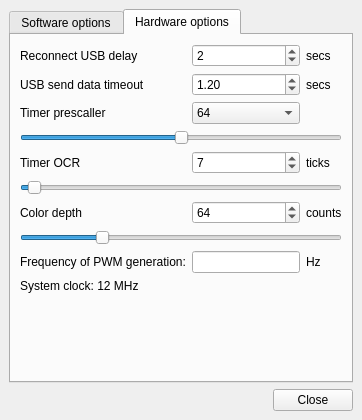
First picture: the form in Software/src/mainwindow.ui, repository Atarity/Lightpack, before the edit.
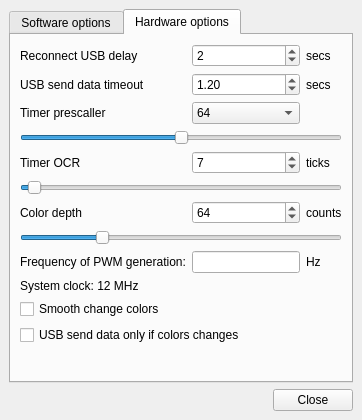
Second picture: the form after the edit. The open tabs and pages were chosen to show the change. Icons and pictures are not drawn.

Commit message: MainWindow, GrabDesktopWindowLeds: added option (check box) to switch on/off "sending colors only if changes"

Patch:
```diff
--- a/Software/src/mainwindow.ui
+++ b/Software/src/mainwindow.ui
@@ -498,13 +498,6 @@
             </property>
            </widget>
           </item>
-          <item row="11" column="0" colspan="3">
-           <widget class="QLabel" name="label">
-            <property name="text">
-             <string>System clock: 12 MHz</string>
-            </property>
-           </widget>
-          </item>
           <item row="10" column="0">
            <widget class="QLabel" name="label_2">
             <property name="text">
@@ -571,6 +564,27 @@
             </property>
            </widget>
           </item>
+          <item row="12" column="0">
+           <widget class="QCheckBox" name="checkBox_SmoothChangeColors">
+            <property name="text">
+             <string>Smooth change colors</string>
+            </property>
+           </widget>
+          </item>
+          <item row="11" column="0">
+           <widget class="QLabel" name="label">
+            <property name="text">
+             <string>System clock: 12 MHz</string>
+            </property>
+           </widget>
+          </item>
+          <item row="13" column="0" colspan="3">
+           <widget class="QCheckBox" name="checkBox_USB_SendDataOnlyIfColorsChanges">
+            <property name="text">
+             <string>USB send data only if colors changes</string>
+            </property>
+           </widget>
+          </item>
          </layout>
         </item>
         <item>
```
Left out of the diff: 2 changed lines with no effect on the pictures. The commit also changes 3 other files.
